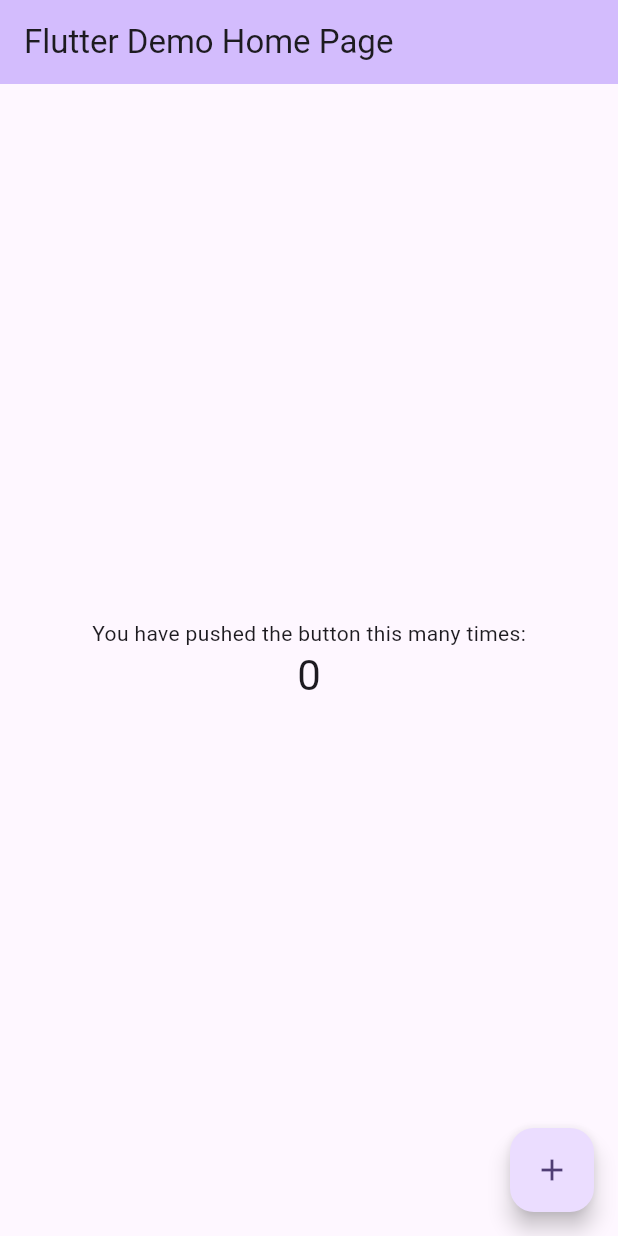
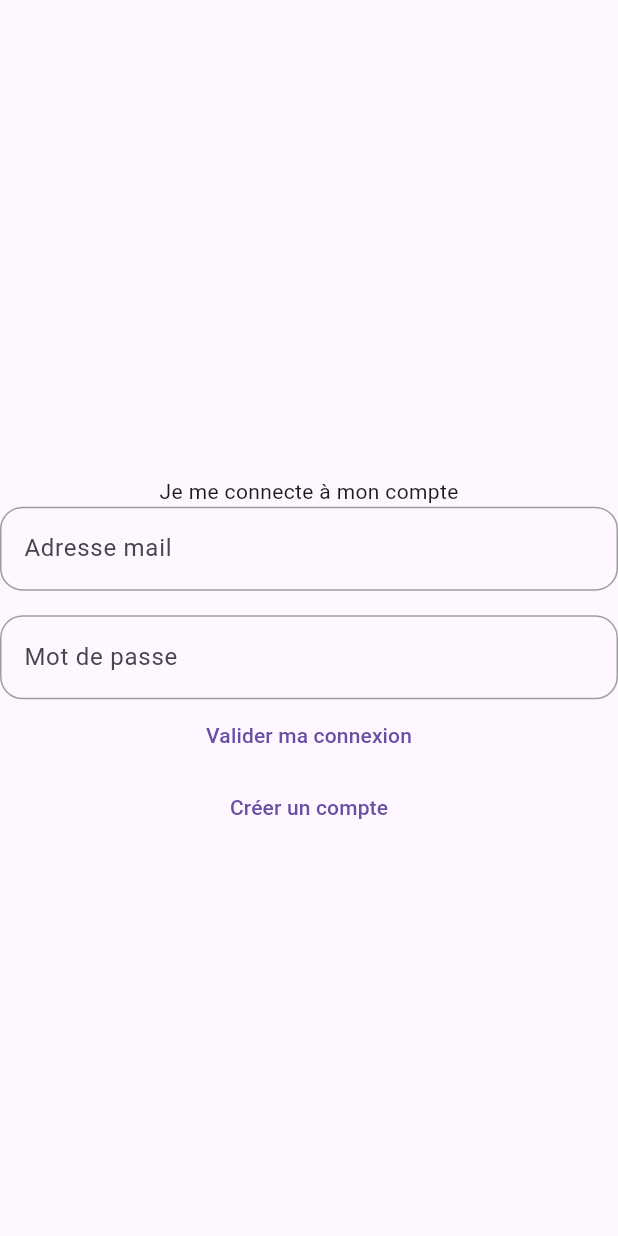
Before and after one commit to thibaultfradet/uKruzwa, a Flutter app: the screen it shows after launch, on a phone screen of 412 x 824 dp. Run offline on Flutter 3.47's test engine with Material 3 defaults, Android fonts, the light colour scheme and no system bars; our stand-ins replace firebase_auth, firebase_core, flutter_bloc; accounts and stored records are empty.

Commit message:
Ajout page authentification fonctionnel + renvoie vers home si auth correct ; Ajout widget personaliser pour espace/modal/entrée utilisateur ; rajout firebase_auth

```diff
--- a/ukruzwa/lib/main.dart
+++ b/ukruzwa/lib/main.dart
@@ -1,125 +1,31 @@
 import 'package:flutter/material.dart';
+import 'package:ukruzwa/firebase_options.dart';
+import 'package:ukruzwa/presentation/blocs/authentification/authentification_bloc.dart';
+import 'package:ukruzwa/presentation/pages/authentification.dart';
+import 'package:ukruzwa/presentation/pages/authentification.dart';
+import 'package:flutter_bloc/flutter_bloc.dart';
+import 'package:ukruzwa/presentation/blocs/home/home_bloc.dart';
+import 'package:firebase_core/firebase_core.dart';
 
-void main() {
-  runApp(const MyApp());
+void main() async {
+  WidgetsFlutterBinding.ensureInitialized();
+  await Firebase.initializeApp(
+    options:DefaultFirebaseOptions.currentPlatform,
+  );
+  runApp(MultiBlocProvider(providers: [
+    BlocProvider<AuthentificationBloc>(create: (_) => AuthentificationBloc()),
+    BlocProvider<HomeBloc>(create: (_) => HomeBloc())
+  ], child: const MyApp(),
+  ),
+);
 }
-
 class MyApp extends StatelessWidget {
   const MyApp({super.key});
-
-  // This widget is the root of your application.
   @override
   Widget build(BuildContext context) {
-    return MaterialApp(
-      title: 'Flutter Demo',
-      theme: ThemeData(
-        // This is the theme of your application.
-        //
-        // TRY THIS: Try running your application with "flutter run". You'll see
-        // the application has a purple toolbar. Then, without quitting the app,
-        // try changing the seedColor in the colorScheme below to Colors.green
-        // and then invoke "hot reload" (save your changes or press the "hot
-        // reload" button in a Flutter-supported IDE, or press "r" if you used
-        // the command line to start the app).
-        //
-        // Notice that the counter didn't reset back to zero; the application
-        // state is not lost during the reload. To reset the state, use hot
-        // restart instead.
-        //
-        // This works for code too, not just values: Most code changes can be
-        // tested with just a hot reload.
-        colorScheme: ColorScheme.fromSeed(seedColor: Colors.deepPurple),
-        useMaterial3: true,
-      ),
-      home: const MyHomePage(title: 'Flutter Demo Home Page'),
+    return const MaterialApp(
+      title: 'ukruzwa',
+      home: Authentification(),
     );
   }
 }
-
-class MyHomePage extends StatefulWidget {
-  const MyHomePage({super.key, required this.title});
-
-  // This widget is the home page of your application. It is stateful, meaning
-  // that it has a State object (defined below) that contains fields that affect
-  // how it looks.
-
-  // This class is the configuration for the state. It holds the values (in this
-  // case the title) provided by the parent (in this case the App widget) and
-  // used by the build method of the State. Fields in a Widget subclass are
-  // always marked "final".
-
-  final String title;
-
-  @override
-  State<MyHomePage> createState() => _MyHomePageState();
-}
-
-class _MyHomePageState extends State<MyHomePage> {
-  int _counter = 0;
-
-  void _incrementCounter() {
-    setState(() {
-      // This call to setState tells the Flutter framework that something has
-      // changed in this State, which causes it to rerun the build method below
-      // so that the display can reflect the updated values. If we changed
-      // _counter without calling setState(), then the build method would not be
-      // called again, and so nothing would appear to happen.
-      _counter++;
-    });
-  }
-
-  @override
-  Widget build(BuildContext context) {
-    // This method is rerun every time setState is called, for instance as done
-    // by the _incrementCounter method above.
-    //
-    // The Flutter framework has been optimized to make rerunning build methods
-    // fast, so that you can just rebuild anything that needs updating rather
-    // than having to individually change instances of widgets.
-    return Scaffold(
-      appBar: AppBar(
-        // TRY THIS: Try changing the color here to a specific color (to
-        // Colors.amber, perhaps?) and trigger a hot reload to see the AppBar
-        // change color while the other colors stay the same.
-        backgroundColor: Theme.of(context).colorScheme.inversePrimary,
-        // Here we take the value from the MyHomePage object that was created by
-        // the App.build method, and use it to set our appbar title.
-        title: Text(widget.title),
-      ),
-      body: Center(
-        // Center is a layout widget. It takes a single child and positions it
-        // in the middle of the parent.
-        child: Column(
-          // Column is also a layout widget. It takes a list of children and
-          // arranges them vertically. By default, it sizes itself to fit its
-          // children horizontally, and tries to be as tall as its parent.
-          //
-          // Column has various properties to control how it sizes itself and
-          // how it positions its children. Here we use mainAxisAlignment to
-          // center the children vertically; the main axis here is the vertical
-          // axis because Columns are vertical (the cross axis would be
-          // horizontal).
-          //
-          // TRY THIS: Invoke "debug painting" (choose the "Toggle Debug Paint"
-          // action in the IDE, or press "p" in the console), to see the
-          // wireframe for each widget.
-          mainAxisAlignment: MainAxisAlignment.center,
-          children: <Widget>[
-            const Text(
-              'You have pushed the button this many times:',
-            ),
-            Text(
-              '$_counter',
-              style: Theme.of(context).textTheme.headlineMedium,
-            ),
-          ],
-        ),
-      ),
-      floatingActionButton: FloatingActionButton(
-        onPressed: _incrementCounter,
-        tooltip: 'Increment',
-        child: const Icon(Icons.add),
-      ), // This trailing comma makes auto-formatting nicer for build methods.
-    );
-  }
-}
--- /dev/null
+++ b/ukruzwa/lib/presentation/blocs/authentification/authentification_event.dart
@@ -0,0 +1,34 @@
+import 'package:ukruzwa/presentation/pages/authentification.dart';
+
+class AuthentificationEvent {
+  AuthentificationEvent();
+}
+
+
+
+
+class AuthentificationShowConnect extends AuthentificationEvent
+{
+  AuthentificationShowConnect(): super();
+}
+class AuthentificationShowCreate extends AuthentificationEvent
+{
+  AuthentificationShowCreate():super();
+}
+
+
+
+
+class AuthentificationConnectUser extends AuthentificationEvent {
+  final String EmailAddress;
+  final String Password;
+  AuthentificationConnectUser(this.EmailAddress,this.Password): super();
+}
+
+
+class AuthentificationCreateUser extends AuthentificationEvent
+{
+  final String EmailAddress;
+  final String Password;
+  AuthentificationCreateUser(this.EmailAddress,this.Password): super();
+}
--- /dev/null
+++ b/ukruzwa/lib/presentation/blocs/authentification/authentification_state.dart
@@ -0,0 +1,30 @@
+abstract class AuthentificationState
+{
+  const AuthentificationState();
+}
+
+
+// Par défaut on affiche la connexion donc le state "initial" est en fait la connexion
+class AuthentificationStateInitial extends AuthentificationState{
+  const AuthentificationStateInitial() : super();
+}
+
+class AuthentificationStateConnectSuccess extends AuthentificationState{
+  AuthentificationStateConnectSuccess(): super();
+}
+class AuthentificationStateConnectFailure extends AuthentificationState{
+  AuthentificationStateConnectFailure(): super();
+}
+
+
+
+class AuthentificationStateCreate extends AuthentificationState{
+  AuthentificationStateCreate(): super();
+}
+
+class AuthentificationStateCreateSuccess extends AuthentificationState{
+  AuthentificationStateCreateSuccess(): super();
+}
+class AuthentificationStateCreateFailure extends AuthentificationState{
+  AuthentificationStateCreateFailure(): super();
+}
--- /dev/null
+++ b/ukruzwa/lib/presentation/blocs/home/home_event.dart
@@ -0,0 +1,5 @@
+import 'package:ukruzwa/presentation/pages/home.dart';
+
+class HomeEvent {
+  HomeEvent();
+}
--- /dev/null
+++ b/ukruzwa/lib/presentation/pages/authentification.dart
@@ -0,0 +1,111 @@
+import 'package:flutter/material.dart';
+import 'package:firebase_auth/firebase_auth.dart';
+import 'package:flutter_bloc/flutter_bloc.dart';
+import 'package:ukruzwa/data/dataSource/remote/firebase.dart';
+import 'package:ukruzwa/presentation/blocs/authentification/authentification_bloc.dart';
+import 'package:ukruzwa/presentation/blocs/authentification/authentification_event.dart';
+import 'package:ukruzwa/presentation/blocs/authentification/authentification_state.dart';
+import 'package:ukruzwa/presentation/widgets/InputCustomPL.dart';
+import 'package:ukruzwa/presentation/widgets/UserFailed.dart';
+import 'package:ukruzwa/presentation/widgets/UserGrant.dart';
+import 'package:ukruzwa/presentation/widgets/VerticalMargin.dart';
+import 'package:ukruzwa/presentation/pages/home.dart';
+
+
+
+class Authentification extends StatefulWidget {
+  const Authentification({super.key});
+
+  @override
+  State<Authentification> createState() => _AuthentificationState();
+}
+
+class _AuthentificationState extends State<Authentification> {
+  // TextEditingController pour recuperer les valeurs
+  TextEditingController tecEmailAddress = TextEditingController();
+  TextEditingController tecPassword = TextEditingController();
+
+  @override
+  Widget build(BuildContext context) {
+    return BlocBuilder<AuthentificationBloc,AuthentificationState>(
+      builder: (BuildContext context, state) {
+        // Si de base le state est la connexion reussi on envoie l'utilisateur vers la vue globale
+        if (state is AuthentificationStateConnectSuccess)
+        {
+          WidgetsBinding.instance.addPostFrameCallback(
+            (_) {
+              Navigator.push(
+                context,
+                MaterialPageRoute(builder: (context) => const Home())
+              );
+            }
+          );
+        }
+        // Si le state est la création réussi affiche une pop-up à l'utilisateur pour lui proposer de se connecter avec emit state sur initiamState connexion
+        else if (state is AuthentificationStateCreateSuccess)
+        {
+          return UserGrant();
+        }
+
+        return Scaffold(
+          appBar: AppBar(),
+          // par défaut formulaire de connexion à un compte
+          body: Center(
+            child: Column(
+              mainAxisAlignment: MainAxisAlignment.center,
+              crossAxisAlignment: CrossAxisAlignment.center,
+              children: [
+                state is AuthentificationStateInitial ? Text("Je me connecte à mon compte") : Text("Je créer un compte"),
+                // Colonne de connexion à un compte
+                Column(
+                  children: [
+
+                    InputCustomPL(placeholder: "Adresse mail",controllerPL: tecEmailAddress, IsObscure: false),
+                    VerticalMargin(ratio: 0.02),
+                    InputCustomPL(placeholder: "Mot de passe", controllerPL: tecPassword, IsObscure: true),
+
+                    TextButton(
+                      // en fonction du state on appel la connexion ou la création d'un compte
+                      onPressed: (){
+                        state is AuthentificationStateInitial ?
+                        BlocProvider.of<AuthentificationBloc>(context).add(AuthentificationConnectUser(tecEmailAddress.text,tecPassword.text)) :
+                        BlocProvider.of<AuthentificationBloc>(context).add(AuthentificationCreateUser(tecEmailAddress.text,tecPassword.text));
+                      },
+                      child:
+                      state is AuthentificationStateInitial ? Text("Valider ma connexion") : Text("Valider ma création"),
+                    )
+                  ],
+                ),
+
+                // container pour bouton changer de mode => connexion/creation d'un compte
+                Container(
+                  child:
+                  // Si l'utilisateur clique on affiche la page de connexion à un compte donc le state initial
+                  TextButton(
+                    onPressed: () {
+                      state is AuthentificationStateInitial ?
+                      BlocProvider.of<AuthentificationBloc>(context).add(AuthentificationShowCreate()) :
+                      BlocProvider.of<AuthentificationBloc>(context).add(AuthentificationShowConnect());
+                    },
+                    child:
+                    state is AuthentificationStateInitial ? Text("Créer un compte") : Text("Connexion à mon compte"),
+                  )
+                ),
+
+                // On appel le widget UserFailed si le state mis en paramètre est bien un failed il retournera une pop-up pour informer l'utilisateur
+                Column(
+                  children: [
+                    Container(
+                      child:
+                        state is AuthentificationStateConnectFailure ? UserFailed(motif: "connexion", erreur: "", state: state) : UserFailed(motif: "creation", erreur: "", state: state)
+                    ),
+                  ],
+                )
+              ],
+            ),
+          ),
+        );
+      }
+    );
+  }
+}
--- /dev/null
+++ b/ukruzwa/lib/presentation/widgets/InputCustomPL.dart
@@ -0,0 +1,34 @@
+import 'package:flutter/material.dart';
+import 'package:flutter/widgets.dart';
+
+class InputCustomPL extends StatefulWidget {
+  final String placeholder;
+  final TextEditingController controllerPL;
+  final bool IsObscure;
+  const InputCustomPL({super.key, required this.placeholder, required this.controllerPL,required this.IsObscure});
+
+  @override
+  State<InputCustomPL> createState() => _InputCustomPLState();
+}
+
+class _InputCustomPLState extends State<InputCustomPL> {
+  @override
+  Widget build(BuildContext context) {
+    return TextFormField(
+      controller: widget.controllerPL,
+      obscureText: widget.IsObscure,
+      decoration: InputDecoration(
+          labelText: widget.placeholder,
+          enabledBorder: OutlineInputBorder(
+            borderSide: const BorderSide(width: 1, color: Colors.grey),
+            borderRadius: BorderRadius.circular(15),
+          ),
+
+          focusedBorder: OutlineInputBorder(
+            borderSide: const BorderSide(width: 1, color: Colors.grey),
+            borderRadius: BorderRadius.circular(15),
+          )
+        ),
+    );
+  }
+}
--- a/ukruzwa/pubspec.yaml
+++ b/ukruzwa/pubspec.yaml
@@ -38,6 +38,7 @@ dependencies:
   flutter_bloc: ^8.1.6
   firebase_core: ^3.6.0
   cloud_firestore: ^5.4.4
+  firebase_auth: ^5.3.1
 
 dev_dependencies:
   flutter_test:
```
Also changed, not shown: ukruzwa/lib/data/dataSource/remote/firebase.dart (added, +43 -0 lines), ukruzwa/lib/presentation/blocs/authentification/authentification_bloc.dart (added, +49 -0 lines), ukruzwa/lib/presentation/blocs/home/home_bloc.dart (added, +15 -0 lines), ukruzwa/lib/presentation/blocs/home/home_state.dart (added, +9 -0 lines), ukruzwa/lib/presentation/pages/home.dart (added, +29 -0 lines), ukruzwa/lib/presentation/widgets/UserFailed.dart (added, +47 -0 lines), ukruzwa/lib/presentation/widgets/UserGrant.dart (added, +34 -0 lines), ukruzwa/lib/presentation/widgets/VerticalMargin.dart (added, +16 -0 lines), ukruzwa/pubspec.lock, 4 other files.
